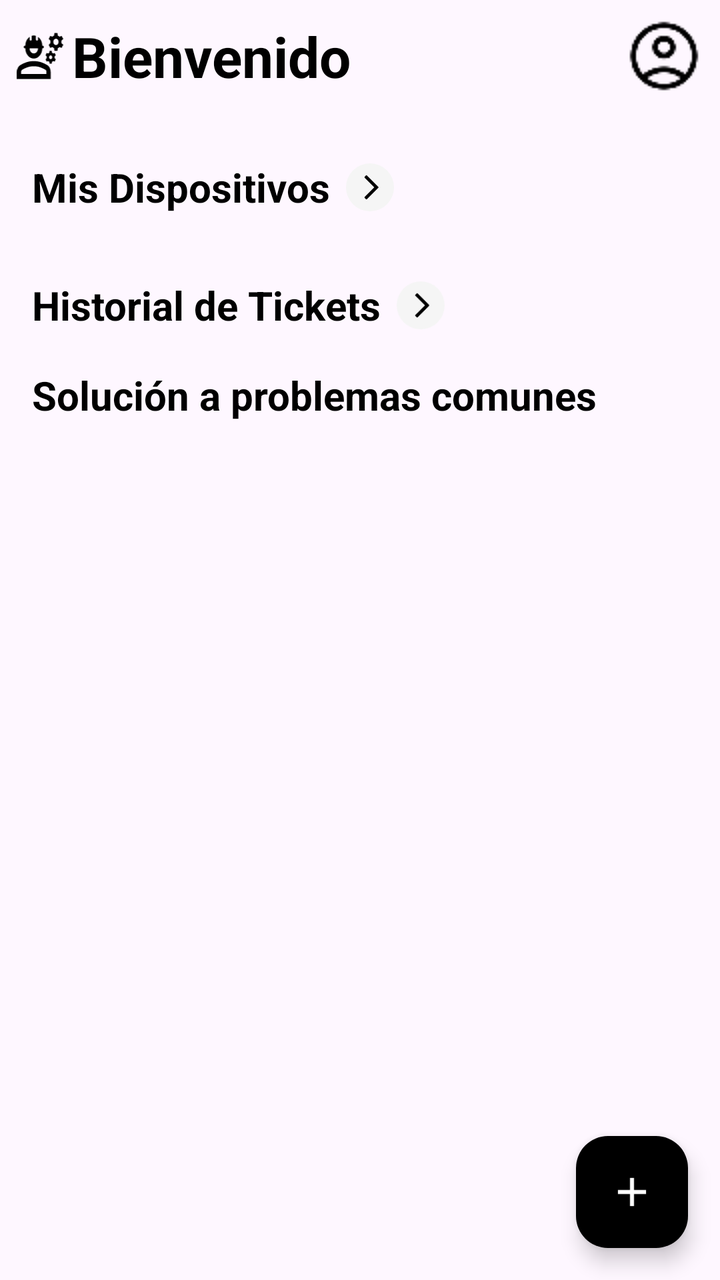
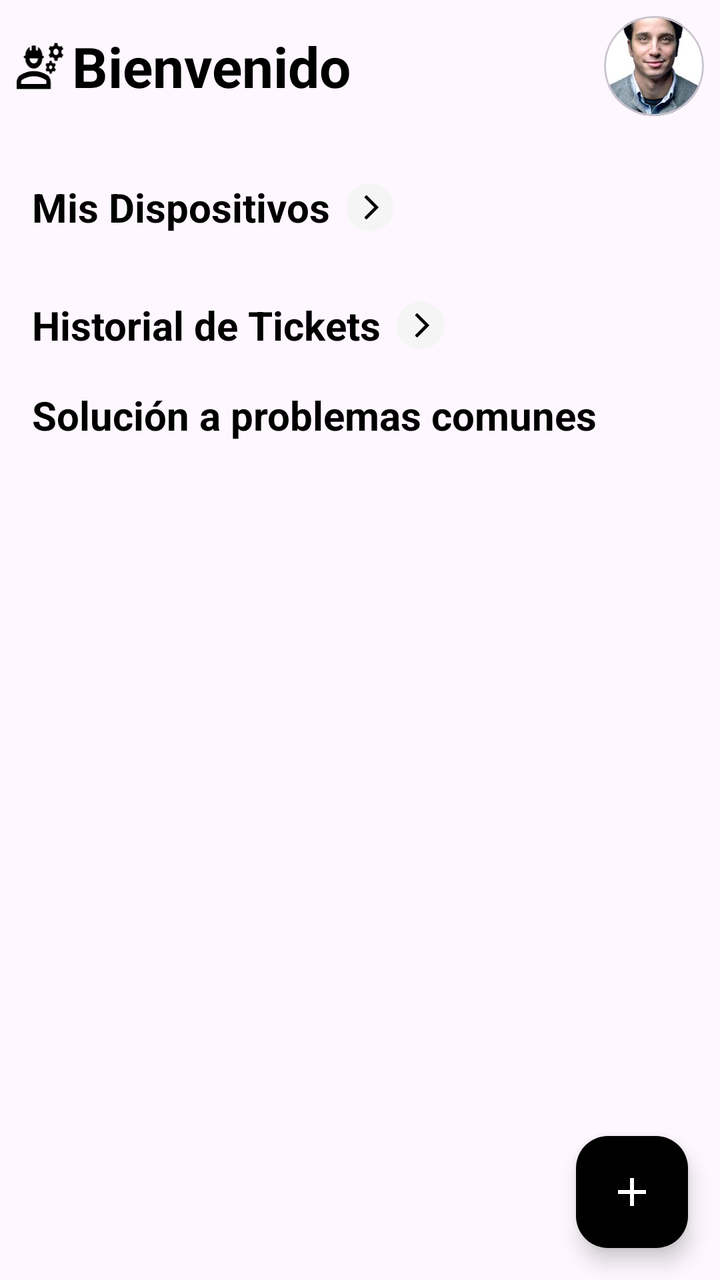

An Android layout rendered at two revisions. The XML below is the earlier revision; the diff shows what the commit changed to produce the second picture.
<!-- AndroidManifest.xml: application theme Theme.ReparApp -->
<!-- res/layout/fragment_home_user.xml -->
<?xml version="1.0" encoding="utf-8"?>
<androidx.constraintlayout.widget.ConstraintLayout xmlns:android="http://schemas.android.com/apk/res/android"
    xmlns:app="http://schemas.android.com/apk/res-auto"
    android:layout_width="match_parent"
    android:layout_height="match_parent"
    xmlns:tools="http://schemas.android.com/tools">
    <LinearLayout
        android:id="@+id/headerLayout"
        android:layout_width="0dp"
        android:layout_height="wrap_content"
        android:orientation="horizontal"
        android:padding="8dp"
        android:gravity="center_vertical"
        app:layout_constraintTop_toTopOf="parent"
        app:layout_constraintStart_toStartOf="parent"
        app:layout_constraintEnd_toEndOf="parent">

        <ImageView
            android:layout_width="24dp"
            android:layout_height="24dp"
            android:src="@drawable/ic_user_group"
            android:contentDescription="@string/user_group" />

        <TextView
            android:layout_width="wrap_content"
            android:layout_height="wrap_content"
            android:layout_marginStart="4dp"
            android:text="@string/home"
            android:textColor="@android:color/black"
            android:textSize="28sp"
            android:textStyle="bold"/>
        <View
            android:layout_width="wrap_content"
            android:layout_height="1dp"
            android:layout_weight="1"/>
        
        <ImageView
            android:layout_width="wrap_content"
            android:layout_height="wrap_content"
            android:src="@drawable/ic_account_circle"/>
    </LinearLayout>
    <TextView
        android:id="@+id/misDevicesTitle"
        android:layout_width="wrap_content"
        android:layout_height="wrap_content"
        android:text="Mis Dispositivos"
        android:textColor="@android:color/black"
        android:textSize="20sp"
        android:textStyle="bold"
        android:layout_marginStart="16dp"
        android:layout_marginTop="24dp"
        app:layout_constraintStart_toStartOf="parent"
        app:layout_constraintTop_toBottomOf="@id/headerLayout"/>
    <ImageView
        android:layout_width="24dp"
        android:layout_height="24dp"
        android:src="@drawable/ic_arrow_right_png"
        android:contentDescription="@string/see_all"
        android:layout_marginStart="8dp"
        app:layout_constraintTop_toTopOf="@id/misDevicesTitle"
        app:layout_constraintBottom_toBottomOf="@id/misDevicesTitle"
        app:layout_constraintStart_toEndOf="@+id/misDevicesTitle"/>
    <androidx.recyclerview.widget.RecyclerView
        android:id="@+id/recyclerHomeUserDevices"
        android:layout_width="match_parent"
        android:layout_height="wrap_content"
        android:layout_marginTop="8dp"
        app:layout_constraintTop_toBottomOf="@+id/misDevicesTitle"
        app:layout_constraintStart_toStartOf="parent"
        app:layout_constraintEnd_toEndOf="parent"
        android:paddingStart="16dp"
        android:paddingEnd="16dp"
        tools:listitem="@layout/item_device"
        tools:layoutManager="LinearLayoutManager"
        tools:orientation="horizontal"/>
    <TextView
        android:id="@+id/misTicketsTitle"
        android:layout_width="wrap_content"
        android:layout_height="wrap_content"
        android:text="Historial de Tickets"
        android:textColor="@android:color/black"
        android:textSize="20sp"
        android:textStyle="bold"
        android:layout_marginStart="16dp"
        android:layout_marginTop="24dp"
        app:layout_constraintStart_toStartOf="parent"
        app:layout_constraintTop_toBottomOf="@id/recyclerHomeUserDevices"/>
    <ImageView
        android:layout_width="24dp"
        android:layout_height="24dp"
        android:src="@drawable/ic_arrow_right_png"
        android:contentDescription="@string/see_all"
        android:layout_marginStart="8dp"
        app:layout_constraintTop_toTopOf="@id/misTicketsTitle"
        app:layout_constraintBottom_toBottomOf="@id/misTicketsTitle"
        app:layout_constraintStart_toEndOf="@+id/misTicketsTitle"/>
    
    <androidx.recyclerview.widget.RecyclerView
        android:id="@+id/recyclerHomeUserTickets"
        android:layout_width="match_parent"
        android:layout_height="wrap_content"
        android:layout_marginTop="8dp"
        app:layout_constraintTop_toBottomOf="@+id/misTicketsTitle"
        app:layout_constraintStart_toStartOf="parent"
        app:layout_constraintEnd_toEndOf="parent"
        android:paddingStart="16dp"
        android:paddingEnd="16dp"
        tools:listitem="@layout/item_ticket_card"
        tools:layoutManager="LinearLayoutManager"
        tools:orientation="horizontal"/>
    <TextView
        android:id="@+id/baseConocimientoTitle"
        android:layout_width="wrap_content"
        android:layout_height="wrap_content"
        android:text="@string/base_de_conocimiento"
        android:textColor="@android:color/black"
        android:textSize="20sp"
        android:textStyle="bold"
        android:layout_marginStart="16dp"
        android:layout_marginTop="10dp"
        app:layout_constraintTop_toBottomOf="@id/recyclerHomeUserTickets"
        app:layout_constraintStart_toStartOf="parent" />

    <androidx.recyclerview.widget.RecyclerView
        android:id="@+id/recyclerHomeUserKnowledge"
        android:layout_width="0dp"
        android:layout_height="wrap_content"
        android:layout_marginTop="8dp"
        android:paddingStart="16dp"
        android:paddingEnd="16dp"
        android:scrollbars="none"
        tools:listitem="@layout/item_knowledge_card"
        tools:layoutManager="LinearLayoutManager"
        tools:orientation="horizontal"
        app:layout_constraintTop_toBottomOf="@id/baseConocimientoTitle"
        app:layout_constraintStart_toStartOf="parent"
        app:layout_constraintEnd_toEndOf="parent"/>

    <com.google.android.material.floatingactionbutton.FloatingActionButton
        android:layout_width="wrap_content"
        android:layout_height="wrap_content"
        android:id="@+id/fabAdd"
        android:layout_margin="16dp"
        android:src="@drawable/ic_add_white"
        app:backgroundTint="@android:color/black"
        app:tint="@android:color/white"
        app:fabSize="normal"
        app:layout_constraintEnd_toEndOf="parent"
        app:layout_constraintBottom_toBottomOf="parent" />
</androidx.constraintlayout.widget.ConstraintLayout>
<!-- res/layout/item_device.xml (included above) -->
<?xml version="1.0" encoding="utf-8"?>
<androidx.cardview.widget.CardView xmlns:android="http://schemas.android.com/apk/res/android"
    xmlns:app="http://schemas.android.com/apk/res-auto"
    android:layout_width="125dp"
    android:layout_height="wrap_content"
    android:layout_marginEnd="12dp"
    app:cardCornerRadius="8dp"
    app:cardElevation="2dp"
    app:cardBackgroundColor="@color/white">

    <LinearLayout
        android:layout_width="match_parent"
        android:layout_height="match_parent"
        android:gravity="center"
        android:orientation="vertical"
        android:padding="8dp">

        <TextView
            android:id="@+id/ModeloMarcaDevice"
            android:layout_width="wrap_content"
            android:layout_height="wrap_content"
            android:text="HP Pavilion 15"
            android:textColor="@android:color/black"
            android:textSize="15sp"
            android:textStyle="bold" />

        <ImageView
            android:layout_width="48dp"
            android:layout_height="48dp"
            android:layout_marginTop="8dp"
            android:contentDescription="@string/ticket_icon"
            android:src="@drawable/tipo_dispositivo" />
        
        <TextView
            android:layout_width="wrap_content"
            android:layout_height="wrap_content"
            android:layout_marginTop="4dp"
            android:background="@drawable/bg_estado_reportado"
            android:text="Reportado"
            android:textColor="@android:color/holo_red_dark"
            android:textSize="12sp" />












    </LinearLayout>
</androidx.cardview.widget.CardView>
<!-- res/layout/item_ticket_card.xml (included above) -->
<?xml version="1.0" encoding="utf-8"?>
<androidx.cardview.widget.CardView xmlns:android="http://schemas.android.com/apk/res/android"
    xmlns:app="http://schemas.android.com/apk/res-auto"
    android:layout_width="120dp"
    android:layout_height="120dp"
    android:layout_marginEnd="12dp"
    app:cardCornerRadius="8dp"
    app:cardElevation="2dp"
    app:cardBackgroundColor="@color/white">
        <LinearLayout
            android:layout_width="match_parent"
            android:layout_height="match_parent"
            android:orientation="vertical"
            android:gravity="center"
            android:padding="8dp">

            <ImageView
                android:layout_width="48dp"
                android:layout_height="48dp"
                android:src="@drawable/ic_ticket_black"
                android:contentDescription="@string/ticket_icon" />

            <TextView
                android:layout_width="wrap_content"
                android:layout_height="wrap_content"
                android:text="Laptop"
                android:textColor="@android:color/black"
                android:textSize="16sp"
                android:textStyle="bold"
                android:layout_marginTop="8dp" />

            <TextView
                android:layout_width="wrap_content"
                android:layout_height="wrap_content"
                android:text="COD7eddasd"
                android:textColor="@android:color/darker_gray"
                android:textSize="12sp"/>
        </LinearLayout>
</androidx.cardview.widget.CardView>
<!-- res/layout/item_knowledge_card.xml (included above) -->
<?xml version="1.0" encoding="utf-8"?>
<androidx.constraintlayout.widget.ConstraintLayout xmlns:android="http://schemas.android.com/apk/res/android"
    android:layout_width="match_parent"
    android:layout_height="wrap_content"
    xmlns:app="http://schemas.android.com/apk/res-auto">

    <com.google.android.material.card.MaterialCardView
        android:layout_width="match_parent"
        android:layout_height="wrap_content"
        android:layout_marginHorizontal="8dp"
        android:layout_marginVertical="16dp"
        app:layout_constraintTop_toTopOf="parent">
       <LinearLayout
           android:layout_width="match_parent"
           android:layout_height="wrap_content"
           android:gravity="start|center"
           android:padding="10dp"
           android:orientation="vertical">

          <LinearLayout
              android:layout_width="match_parent"
              android:layout_height="50dp"
              android:orientation="horizontal">
              <TextView
                  android:id="@+id/textViewTitle"
                  android:layout_width="wrap_content"
                  android:layout_height="match_parent"
                  android:layout_weight="1"
                  android:gravity="start|center"
                  android:text="Pantalla rota de iphone 15"
                  android:textAppearance="?attr/textAppearanceHeadline6"/>

              <ImageView
                  android:id="@+id/imageViewArrow"
                  android:layout_width="50dp"
                  android:layout_height="50dp"
                  android:src="@drawable/ic_arrow_right_png"/>
          </LinearLayout>

           <TextView
               android:id="@+id/textViewDate"
               android:layout_width="wrap_content"
               android:layout_height="wrap_content"
               android:layout_marginTop="8dp"
               android:text="18 de Marzo del 2025"
               android:textSize="17sp"
               android:textAppearance="?attr/textAppearanceBody2"
               android:textColor="?android:attr/textColorSecondary" />

           <TextView
               android:id="@+id/textViewDescription"
               android:layout_width="wrap_content"
               android:layout_height="wrap_content"
               android:layout_marginTop="16dp"
               android:text="Para el cambio de pantalla de este modelo, debemos consultar con la guía específica ..."
               android:textAppearance="?attr/textAppearanceBody1" />

           <TextView
               android:id="@+id/textViewTechnician"
               android:layout_width="wrap_content"
               android:layout_height="wrap_content"
               android:layout_marginTop="16dp"
               android:text="Tec. Quezada Chorres"
               android:textSize="15sp"
               android:textAppearance="?attr/textAppearanceCaption" />
       </LinearLayout>
    </com.google.android.material.card.MaterialCardView>
</androidx.constraintlayout.widget.ConstraintLayout>
<!-- resources referenced by this layout -->
<resources>
  <color name="white">#FFFFFFFF</color>
  <!-- drawable bg_estado_reportado (drawable) -->
  <?xml version="1.0" encoding="utf-8"?>
  <shape xmlns:android="http://schemas.android.com/apk/res/android"
      android:shape="rectangle">
      <solid android:color="#E7BABE" /> 
      <corners android:radius="1dp" />
  </shape>
  <!-- drawable ic_account_circle: png bitmap (drawable, 984 bytes) -->
  <!-- drawable ic_add_white (drawable) -->
  <vector xmlns:android="http://schemas.android.com/apk/res/android"
      android:width="35dp"
      android:height="35dp"
      android:viewportWidth="35"
      android:viewportHeight="35">
    <path
        android:pathData="M16.042,18.958H7.292V16.042H16.042V7.292H18.958V16.042H27.708V18.958H18.958V27.708H16.042V18.958Z"
        android:fillColor="#FEF7FF"/>
  </vector>
  <!-- drawable ic_arrow_right_png (drawable) -->
  <vector xmlns:android="http://schemas.android.com/apk/res/android"
      android:width="20dp"
      android:height="20dp"
      android:viewportWidth="20"
      android:viewportHeight="20">
    <path
        android:pathData="M10,10m-10,0a10,10 0,1 1,20 0a10,10 0,1 1,-20 0"
        android:fillColor="#F5F5F5"/>
    <path
        android:pathData="M11.776,9.999L7.79,6.013C7.676,5.899 7.676,5.714 7.79,5.6L8.326,5.064C8.44,4.95 8.624,4.95 8.738,5.064L13.467,9.793C13.581,9.907 13.581,10.091 13.467,10.205L8.738,14.934C8.624,15.048 8.44,15.048 8.326,14.934L7.79,14.398C7.676,14.284 7.676,14.099 7.79,13.985L11.776,9.999Z"
        android:fillColor="#000000"/>
  </vector>
  <!-- drawable ic_ticket_black: vector/xml drawable (drawable, 2171 chars, omitted) -->
  <!-- drawable ic_user_group: vector/xml drawable (drawable, 4209 chars, omitted) -->
  <!-- drawable tipo_dispositivo (drawable) -->
  <vector xmlns:android="http://schemas.android.com/apk/res/android"
      android:width="30dp"
      android:height="28dp"
      android:viewportWidth="30"
      android:viewportHeight="28">
    <path
        android:pathData="M6.25,20.25H5C4.337,20.25 3.701,19.987 3.232,19.518C2.763,19.049 2.5,18.413 2.5,17.75V5.25C2.5,4.587 2.763,3.951 3.232,3.482C3.701,3.013 4.337,2.75 5,2.75H25C25.663,2.75 26.299,3.013 26.768,3.482C27.237,3.951 27.5,4.587 27.5,5.25V17.75C27.5,18.413 27.237,19.049 26.768,19.518C26.299,19.987 25.663,20.25 25,20.25H23.75M15,17.75L21.25,25.25H8.75L15,17.75Z"
        android:strokeLineJoin="round"
        android:strokeWidth="4"
        android:fillColor="#00000000"
        android:strokeColor="#424242"
        android:strokeLineCap="round"/>
  </vector>
  <string name="base_de_conocimiento">Solución a problemas comunes</string>
  <string name="home">Bienvenido</string>
  <string name="see_all">See all</string>
  <string name="ticket_icon">Ticket Icon</string>
  <string name="user_group">User Group</string>
  <style name="Theme.ReparApp" parent="Base.Theme.ReparApp" />
  <style name="Base.Theme.ReparApp" parent="Theme.Material3.DayNight.NoActionBar">
          
          
      </style>
</resources>

<!-- the commit's change to res/layout/fragment_home_user.xml (unified diff, before → after) -->
@@ -34,10 +34,19 @@
             android:layout_height="1dp"
             android:layout_weight="1"/>
         
-        <ImageView
-            android:layout_width="wrap_content"
-            android:layout_height="wrap_content"
-            android:src="@drawable/ic_account_circle"/>
+
+        <com.google.android.material.card.MaterialCardView
+            android:id="@+id/btn_perfil_user"
+            android:layout_width="50dp"
+            android:layout_height="50dp"
+            app:cardCornerRadius="40dp">
+            <ImageView
+                android:layout_width="match_parent"
+                android:layout_height="match_parent"
+                android:scaleType="centerCrop"
+                android:src="@drawable/person_perfil"
+                android:contentDescription="@string/user_group" />
+        </com.google.android.material.card.MaterialCardView>
     </LinearLayout>
     <TextView
         android:id="@+id/misDevicesTitle"
<!-- resource entries referenced after the edit -->
@@ -8,7 +8,6 @@
       <solid android:color="#E7BABE" /> 
       <corners android:radius="1dp" />
   </shape>
-  <!-- drawable ic_account_circle: png bitmap (drawable, 984 bytes) -->
   <!-- drawable ic_add_white (drawable) -->
   <vector xmlns:android="http://schemas.android.com/apk/res/android"
       android:width="35dp"
@@ -34,6 +33,7 @@
   </vector>
   <!-- drawable ic_ticket_black: vector/xml drawable (drawable, 2171 chars, omitted) -->
   <!-- drawable ic_user_group: vector/xml drawable (drawable, 4209 chars, omitted) -->
+  <!-- drawable person_perfil: png bitmap (drawable, 66866 bytes) -->
   <!-- drawable tipo_dispositivo (drawable) -->
   <vector xmlns:android="http://schemas.android.com/apk/res/android"
       android:width="30dp"
